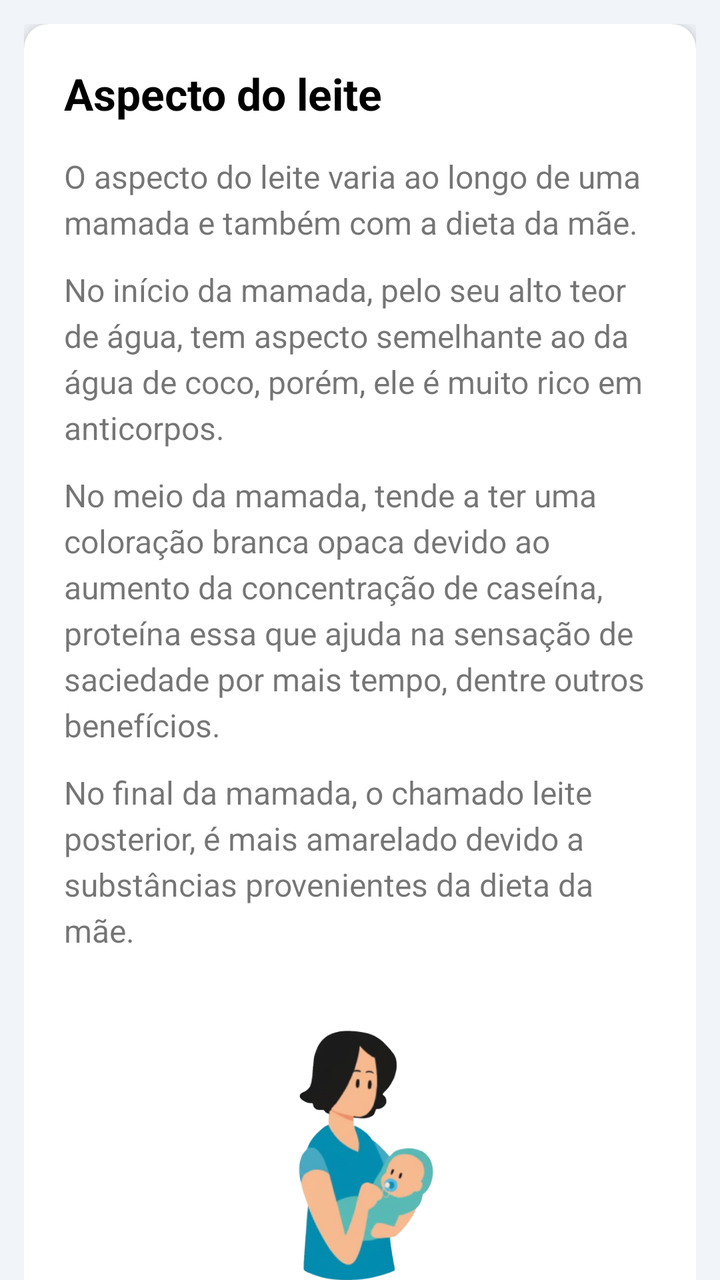
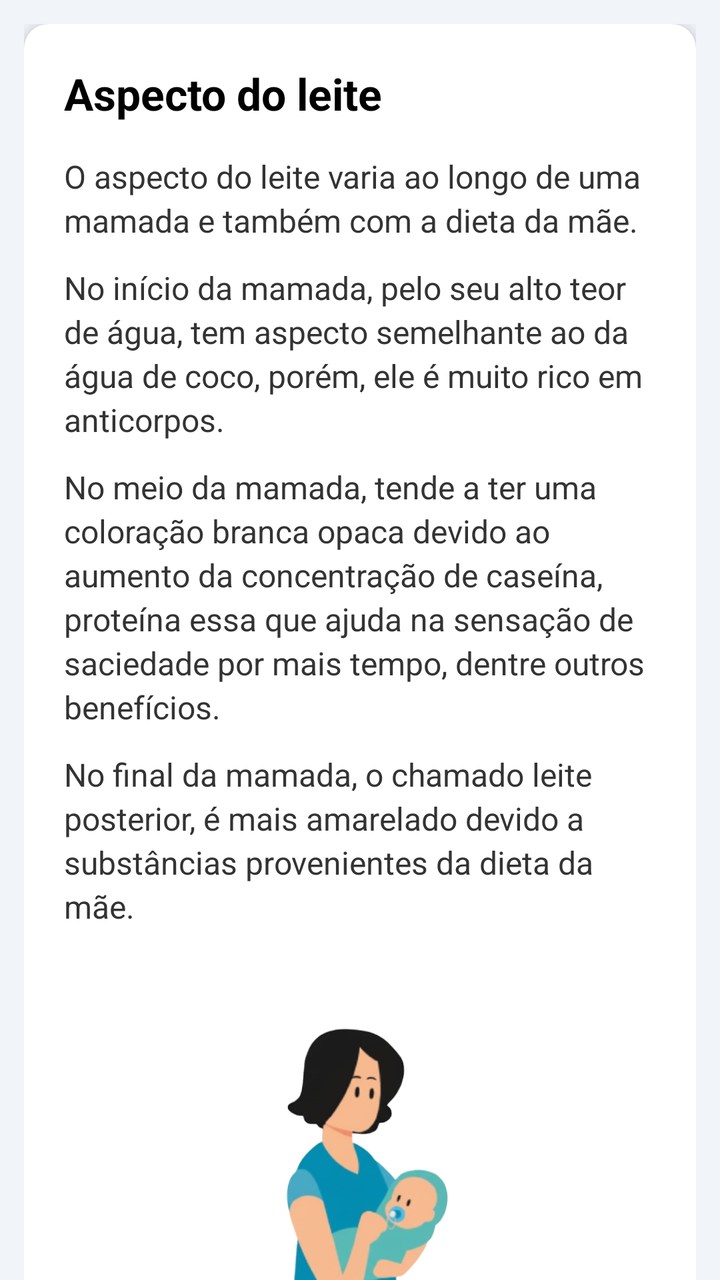

The first picture is an Android layout as it rendered before a commit; the second is the same layout after the commit. The layout source and the unified diff follow.
<!-- AndroidManifest.xml: application theme Theme.NutrirAGente -->
<!-- res/layout/aspecto_leite.xml -->
<?xml version="1.0" encoding="utf-8"?>
<androidx.coordinatorlayout.widget.CoordinatorLayout
    xmlns:android="http://schemas.android.com/apk/res/android"
    xmlns:app="http://schemas.android.com/apk/res-auto"
    xmlns:tools="http://schemas.android.com/tools"
    android:layout_width="match_parent"
    android:layout_height="match_parent"
    android:background="@color/gray">

    <com.google.android.material.appbar.AppBarLayout
        android:layout_width="match_parent"
        android:layout_height="wrap_content"
        android:background="@color/blue_toolbar"
        app:elevation="12dp">



    </com.google.android.material.appbar.AppBarLayout>

    <androidx.core.widget.NestedScrollView
        android:layout_width="match_parent"
        android:layout_height="match_parent"
        app:layout_behavior="@string/appbar_scrolling_view_behavior">

        <LinearLayout
            android:layout_width="match_parent"
            android:layout_height="wrap_content"
            android:orientation="vertical"
            android:padding="12dp">

            <androidx.cardview.widget.CardView
                android:layout_width="match_parent"
                android:layout_height="wrap_content"
                android:layout_marginBottom="16dp"
                app:cardCornerRadius="12dp"
                app:cardElevation="4dp">

                <LinearLayout
                    android:layout_width="match_parent"
                    android:layout_height="wrap_content"
                    android:orientation="vertical"
                    android:padding="20dp">

                    <TextView
                        android:layout_width="wrap_content"
                        android:layout_height="wrap_content"
                        android:layout_marginBottom="16dp"
                        android:text="Aspecto do leite"
                        android:textColor="@android:color/black"
                        android:textSize="22sp"
                        android:textStyle="bold" />

                    <TextView
                        android:layout_width="wrap_content"
                        android:layout_height="wrap_content"
                        android:layout_marginBottom="12dp"
                        android:lineSpacingExtra="4dp"
                        android:text="O aspecto do leite varia ao longo de uma mamada e também com a dieta da mãe."
                        android:textSize="16sp" />

                    <TextView
                        android:layout_width="wrap_content"
                        android:layout_height="wrap_content"
                        android:layout_marginBottom="12dp"
                        android:lineSpacingExtra="4dp"
                        android:text="No início da mamada, pelo seu alto teor de água, tem aspecto semelhante ao da água de coco, porém, ele é muito rico em anticorpos."
                        android:textSize="16sp" />

                    <TextView
                        android:layout_width="wrap_content"
                        android:layout_height="wrap_content"
                        android:layout_marginBottom="12dp"
                        android:lineSpacingExtra="4dp"
                        android:text="No meio da mamada, tende a ter uma coloração branca opaca devido ao aumento da concentração de caseína, proteína essa que ajuda na sensação de saciedade por mais tempo, dentre outros benefícios."
                        android:textSize="16sp" />

                    <TextView
                        android:layout_width="wrap_content"
                        android:layout_height="wrap_content"
                        android:layout_marginBottom="24dp"
                        android:lineSpacingExtra="4dp"
                        android:text="No final da mamada, o chamado leite posterior, é mais amarelado devido a substâncias provenientes da dieta da mãe."
                        android:textSize="16sp" />

                    <ImageView
                        android:layout_width="150dp"
                        android:layout_height="150dp"
                        android:layout_gravity="center_horizontal"
                        android:layout_marginBottom="24dp"
                        android:src="@drawable/mae_e_bebe"
                        android:contentDescription="Ilustração de mãe amamentando bebê" />


                    <TextView
                        android:layout_width="match_parent"
                        android:layout_height="wrap_content"
                        android:background="#F0F4FF"
                        android:gravity="center"
                        android:padding="16dp"
                        android:text="O leite pode ter aspecto azulado ou esverdeado quando a mãe ingere grande quantidade de vegetais verdes e isto não interfere na qualidade do leite."
                        android:textColor="#3F51B5"
                        android:textStyle="bold" />

                </LinearLayout>

            </androidx.cardview.widget.CardView>

        </LinearLayout>
    </androidx.core.widget.NestedScrollView>

</androidx.coordinatorlayout.widget.CoordinatorLayout>
<!-- resources referenced by this layout -->
<resources>
  <!-- unchanged entries left out for length: 9 -->
</resources>

<!-- the commit's change to res/layout/aspecto_leite.xml (unified diff, before → after) -->
@@ -2,7 +2,6 @@
 <androidx.coordinatorlayout.widget.CoordinatorLayout
     xmlns:android="http://schemas.android.com/apk/res/android"
     xmlns:app="http://schemas.android.com/apk/res-auto"
-    xmlns:tools="http://schemas.android.com/tools"
     android:layout_width="match_parent"
     android:layout_height="match_parent"
     android:background="@color/gray">
@@ -11,11 +10,7 @@
         android:layout_width="match_parent"
         android:layout_height="wrap_content"
         android:background="@color/blue_toolbar"
-        app:elevation="12dp">
-
-
-
-    </com.google.android.material.appbar.AppBarLayout>
+        app:elevation="@dimen/appbar_elevation" />
 
     <androidx.core.widget.NestedScrollView
         android:layout_width="match_parent"
@@ -23,86 +18,52 @@
         app:layout_behavior="@string/appbar_scrolling_view_behavior">
 
         <LinearLayout
-            android:layout_width="match_parent"
-            android:layout_height="wrap_content"
-            android:orientation="vertical"
-            android:padding="12dp">
+            style="@style/LinearContainer">
 
             <androidx.cardview.widget.CardView
-                android:layout_width="match_parent"
-                android:layout_height="wrap_content"
-                android:layout_marginBottom="16dp"
-                app:cardCornerRadius="12dp"
-                app:cardElevation="4dp">
+                style="@style/CardNutrir">
 
                 <LinearLayout
-                    android:layout_width="match_parent"
-                    android:layout_height="wrap_content"
-                    android:orientation="vertical"
-                    android:padding="20dp">
+                    style="@style/CardContent">
 
                     <TextView
-                        android:layout_width="wrap_content"
-                        android:layout_height="wrap_content"
-                        android:layout_marginBottom="16dp"
-                        android:text="Aspecto do leite"
-                        android:textColor="@android:color/black"
-                        android:textSize="22sp"
-                        android:textStyle="bold" />
+                        style="@style/TextTitleLarge"
+                        android:text="Aspecto do leite" />
 
                     <TextView
-                        android:layout_width="wrap_content"
-                        android:layout_height="wrap_content"
-                        android:layout_marginBottom="12dp"
-                        android:lineSpacingExtra="4dp"
-                        android:text="O aspecto do leite varia ao longo de uma mamada e também com a dieta da mãe."
-                        android:textSize="16sp" />
+                        style="@style/TextBodyWrap"
+                        android:layout_marginBottom="@dimen/spacing_md"
+                        android:text="O aspecto do leite varia ao longo de uma mamada e também com a dieta da mãe." />
 
                     <TextView
-                        android:layout_width="wrap_content"
-                        android:layout_height="wrap_content"
-                        android:layout_marginBottom="12dp"
-                        android:lineSpacingExtra="4dp"
-                        android:text="No início da mamada, pelo seu alto teor de água, tem aspecto semelhante ao da água de coco, porém, ele é muito rico em anticorpos."
-                        android:textSize="16sp" />
+                        style="@style/TextBodyWrap"
+                        android:layout_marginBottom="@dimen/spacing_md"
+                        android:text="No início da mamada, pelo seu alto teor de água, tem aspecto semelhante ao da água de coco, porém, ele é muito rico em anticorpos." />
 
                     <TextView
-                        android:layout_width="wrap_content"
-                        android:layout_height="wrap_content"
-                        android:layout_marginBottom="12dp"
-                        android:lineSpacingExtra="4dp"
-                        android:text="No meio da mamada, tende a ter uma coloração branca opaca devido ao aumento da concentração de caseína, proteína essa que ajuda na sensação de saciedade por mais tempo, dentre outros benefícios."
-                        android:textSize="16sp" />
+                        style="@style/TextBodyWrap"
+                        android:layout_marginBottom="@dimen/spacing_md"
+                        android:text="No meio da mamada, tende a ter uma coloração branca opaca devido ao aumento da concentração de caseína, proteína essa que ajuda na sensação de saciedade por mais tempo, dentre outros benefícios." />
 
                     <TextView
-                        android:layout_width="wrap_content"
-                        android:layout_height="wrap_content"
-                        android:layout_marginBottom="24dp"
-                        android:lineSpacingExtra="4dp"
-                        android:text="No final da mamada, o chamado leite posterior, é mais amarelado devido a substâncias provenientes da dieta da mãe."
-                        android:textSize="16sp" />
+                        style="@style/TextBodyWrap"
+                        android:layout_marginBottom="@dimen/spacing_xxl"
+                        android:text="No final da mamada, o chamado leite posterior, é mais amarelado devido a substâncias provenientes da dieta da mãe." />
 
                     <ImageView
-                        android:layout_width="150dp"
-                        android:layout_height="150dp"
-                        android:layout_gravity="center_horizontal"
-                        android:layout_marginBottom="24dp"
+                        style="@style/ImageCenter"
+                        android:layout_marginBottom="@dimen/spacing_xxl"
                         android:src="@drawable/mae_e_bebe"
                         android:contentDescription="Ilustração de mãe amamentando bebê" />
 
+                    <LinearLayout style="@style/AlertBoxLavender">
 
-                    <TextView
-                        android:layout_width="match_parent"
-                        android:layout_height="wrap_content"
-                        android:background="#F0F4FF"
-                        android:gravity="center"
-                        android:padding="16dp"
-                        android:text="O leite pode ter aspecto azulado ou esverdeado quando a mãe ingere grande quantidade de vegetais verdes e isto não interfere na qualidade do leite."
-                        android:textColor="#3F51B5"
-                        android:textStyle="bold" />
+                        <TextView
+                            style="@style/AlertTextLavender"
+                            android:text="O leite pode ter aspecto azulado ou esverdeado quando a mãe ingere grande quantidade de vegetais verdes e isto não interfere na qualidade do leite." />
+                    </LinearLayout>
 
                 </LinearLayout>
-
             </androidx.cardview.widget.CardView>
 
         </LinearLayout>
<!-- resource entries referenced after the edit -->
@@ -1,5 +1,93 @@
 <!-- resources referenced by this layout -->
 <resources>
+  <dimen name="appbar_elevation">12dp</dimen>
+  <dimen name="spacing_md">12dp</dimen>
+  <dimen name="spacing_xxl">24dp</dimen>
+  <style name="AlertBoxLavender">
+          <item name="android:layout_width">match_parent</item>
+          <item name="android:layout_height">wrap_content</item>
+          <item name="android:layout_marginTop">@dimen/spacing_lg</item>
+          <item name="android:background">@color/alert_lavender_bg</item>
+          <item name="android:gravity">center</item>
+          <item name="android:padding">@dimen/padding_lg</item>
+      </style>
+  <style name="AlertTextLavender">
+          <item name="android:layout_width">match_parent</item>
+          <item name="android:layout_height">wrap_content</item>
+          <item name="android:gravity">center</item>
+          <item name="android:textColor">@color/alert_lavender_text</item>
+          <item name="android:textStyle">bold</item>
+          <item name="android:lineSpacingExtra">@dimen/line_spacing_sm</item>
+      </style>
+  <style name="CardContent">
+          <item name="android:layout_width">match_parent</item>
+          <item name="android:layout_height">wrap_content</item>
+          <item name="android:orientation">vertical</item>
+          <item name="android:padding">@dimen/padding_xl</item>
+      </style>
+  <style name="CardNutrir">
+          <item name="android:layout_width">match_parent</item>
+          <item name="android:layout_height">wrap_content</item>
+          <item name="android:layout_marginBottom">@dimen/card_margin_bottom</item>
+          <item name="cardCornerRadius">@dimen/card_radius</item>
+          <item name="cardElevation">@dimen/card_elevation</item>
+      </style>
+  <style name="ImageCenter">
+          <item name="android:layout_width">@dimen/image_size_md</item>
+          <item name="android:layout_height">@dimen/image_size_md</item>
+          <item name="android:layout_gravity">center_horizontal</item>
+          <item name="android:layout_marginVertical">@dimen/spacing_sm</item>
+      </style>
+  <style name="LinearContainer">
+          <item name="android:layout_width">match_parent</item>
+          <item name="android:layout_height">wrap_content</item>
+          <item name="android:orientation">vertical</item>
+          <item name="android:padding">@dimen/padding_md</item>
+      </style>
+  <style name="TextBodyWrap" parent="TextBody">
+          <item name="android:layout_width">wrap_content</item>
+      </style>
+  <style name="TextTitleLarge" parent="TextTitle">
+          <item name="android:textSize">@dimen/text_size_xxl</item>
+          <item name="android:layout_marginBottom">@dimen/spacing_lg</item>
+      </style>
+  <dimen name="spacing_lg">16dp</dimen>
+  <color name="alert_lavender_bg">#F0F4FF</color>
+  <dimen name="padding_lg">16dp</dimen>
+  <color name="alert_lavender_text">#3F51B5</color>
+  <dimen name="line_spacing_sm">3dp</dimen>
+  <dimen name="padding_xl">20dp</dimen>
+  <dimen name="card_margin_bottom">16dp</dimen>
+  <dimen name="card_radius">12dp</dimen>
+  <dimen name="card_elevation">4dp</dimen>
+  <dimen name="image_size_md">180dp</dimen>
+  <dimen name="spacing_sm">8dp</dimen>
+  <dimen name="padding_md">12dp</dimen>
+  <style name="TextBody" parent="TextAppearance.Nutrir">
+          <item name="android:layout_width">match_parent</item>
+          <item name="android:layout_height">wrap_content</item>
+          <item name="android:textSize">@dimen/text_size_md</item>
+          <item name="android:lineSpacingExtra">@dimen/line_spacing_sm</item>
+          <item name="android:textColor">@color/color_text_black</item>
+      </style>
+  <style name="TextTitle" parent="TextAppearance.Nutrir">
+          <item name="android:layout_width">wrap_content</item>
+          <item name="android:layout_height">wrap_content</item>
+          <item name="android:textSize">@dimen/text_size_xl</item>
+          <item name="android:textStyle">bold</item>
+          <item name="android:textColor">@color/text_bold</item>
+          <item name="android:layout_marginBottom">@dimen/spacing_md</item>
+      </style>
+  <dimen name="text_size_xxl">22sp</dimen>
+  <style name="TextAppearance.Nutrir" parent="TextAppearance.AppCompat">
+          <item name="android:textColor">@color/text_primary</item>
+          <item name="android:lineSpacingExtra">@dimen/line_spacing_sm</item>
+      </style>
+  <dimen name="text_size_md">16sp</dimen>
+  <color name="color_text_black">#333333</color>
+  <dimen name="text_size_xl">20sp</dimen>
+  <color name="text_bold">#000000</color>
+  <color name="text_primary">#2B2B2B</color>
   <!-- unchanged entries left out for length: 9 -->
 </resources>
 
